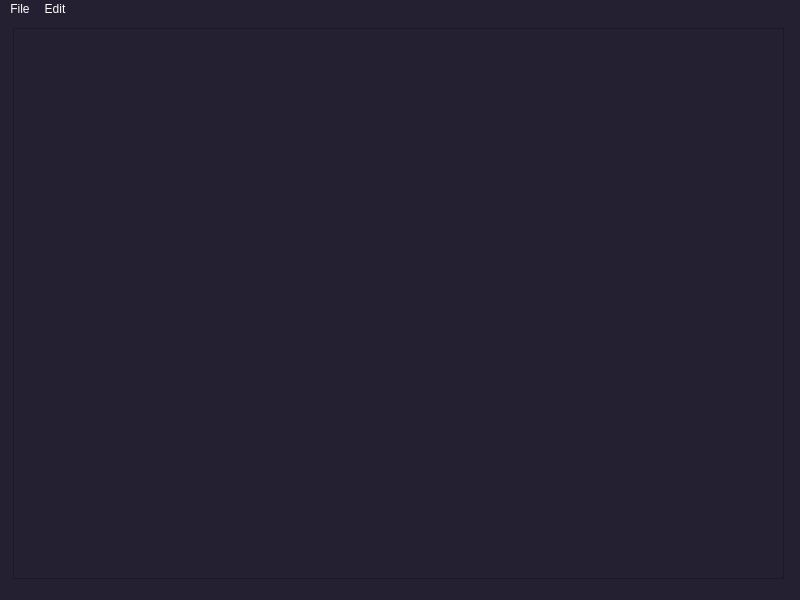
Old version of the form Femto/femto.ui in the repository ArZero-12/Femto.
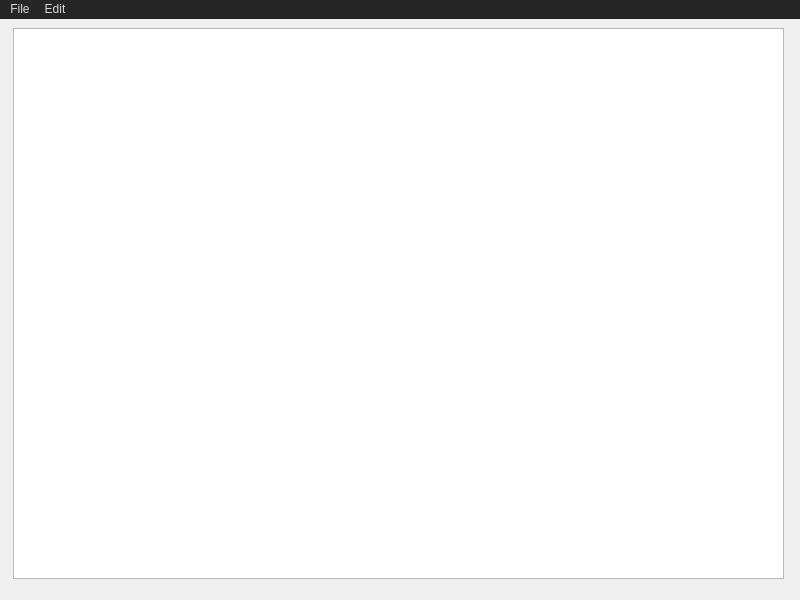
New version of the form. Icons and pictures are not drawn. Custom widgets are drawn as their Qt base class.

Commit message: Fixed menubar colors

```diff
--- a/Femto/femto.ui
+++ b/Femto/femto.ui
@@ -18,11 +18,12 @@
     <normaloff>:/imgs/icon.ico</normaloff>:/imgs/icon.ico</iconset>
   </property>
   <property name="styleSheet">
-   <string notr="true">background-color: rgb(36, 31, 49);
-selection-color: cyan;
-color: rgb(255, 255, 255);</string>
+   <string notr="true"/>
   </property>
   <widget class="QWidget" name="centralwidget">
+   <property name="styleSheet">
+    <string notr="true"/>
+   </property>
    <widget class="CodeEditor" name="textEdit">
     <property name="geometry">
      <rect>
@@ -81,6 +82,451 @@
      <height>21</height>
     </rect>
    </property>
+   <property name="palette">
+    <palette>
+     <active>
+      <colorrole role="WindowText">
+       <brush brushstyle="SolidPattern">
+        <color alpha="255">
+         <red>255</red>
+         <green>255</green>
+         <blue>255</blue>
+        </color>
+       </brush>
+      </colorrole>
+      <colorrole role="Button">
+       <brush brushstyle="SolidPattern">
+        <color alpha="255">
+         <red>36</red>
+         <green>31</green>
+         <blue>49</blue>
+        </color>
+       </brush>
+      </colorrole>
+      <colorrole role="Light">
+       <brush brushstyle="SolidPattern">
+        <color alpha="255">
+         <red>54</red>
+         <green>46</green>
+         <blue>73</blue>
+        </color>
+       </brush>
+      </colorrole>
+      <colorrole role="Midlight">
+       <brush brushstyle="SolidPattern">
+        <color alpha="255">
+         <red>45</red>
+         <green>38</green>
+         <blue>61</blue>
+        </color>
+       </brush>
+      </colorrole>
+      <colorrole role="Dark">
+       <brush brushstyle="SolidPattern">
+        <color alpha="255">
+         <red>18</red>
+         <green>15</green>
+         <blue>24</blue>
+        </color>
+       </brush>
+      </colorrole>
+      <colorrole role="Mid">
+       <brush brushstyle="SolidPattern">
+        <color alpha="255">
+         <red>24</red>
+         <green>21</green>
+         <blue>33</blue>
+        </color>
+       </brush>
+      </colorrole>
+      <colorrole role="Text">
+       <brush brushstyle="SolidPattern">
+        <color alpha="255">
+         <red>255</red>
+         <green>255</green>
+         <blue>255</blue>
+        </color>
+       </brush>
+      </colorrole>
+      <colorrole role="BrightText">
+       <brush brushstyle="SolidPattern">
+        <color alpha="255">
+         <red>255</red>
+         <green>255</green>
+         <blue>255</blue>
+        </color>
+       </brush>
+      </colorrole>
+      <colorrole role="ButtonText">
+       <brush brushstyle="SolidPattern">
+        <color alpha="255">
+         <red>255</red>
+         <green>255</green>
+         <blue>255</blue>
+        </color>
+       </brush>
+      </colorrole>
+      <colorrole role="Base">
+       <brush brushstyle="SolidPattern">
+        <color alpha="255">
+         <red>0</red>
+         <green>0</green>
+         <blue>0</blue>
+        </color>
+       </brush>
+      </colorrole>
+      <colorrole role="Window">
+       <brush brushstyle="SolidPattern">
+        <color alpha="255">
+         <red>36</red>
+         <green>31</green>
+         <blue>49</blue>
+        </color>
+       </brush>
+      </colorrole>
+      <colorrole role="Shadow">
+       <brush brushstyle="SolidPattern">
+        <color alpha="255">
+         <red>0</red>
+         <green>0</green>
+         <blue>0</blue>
+        </color>
+       </brush>
+      </colorrole>
+      <colorrole role="AlternateBase">
+       <brush brushstyle="SolidPattern">
+        <color alpha="255">
+         <red>18</red>
+         <green>15</green>
+         <blue>24</blue>
+        </color>
+       </brush>
+      </colorrole>
+      <colorrole role="ToolTipBase">
+       <brush brushstyle="SolidPattern">
+        <color alpha="255">
+         <red>255</red>
+         <green>255</green>
+         <blue>220</blue>
+        </color>
+       </brush>
+      </colorrole>
+      <colorrole role="ToolTipText">
+       <brush brushstyle="SolidPattern">
+        <color alpha="255">
+         <red>0</red>
+         <green>0</green>
+         <blue>0</blue>
+        </color>
+       </brush>
+      </colorrole>
+      <colorrole role="PlaceholderText">
+       <brush brushstyle="SolidPattern">
+        <color alpha="127">
+         <red>255</red>
+         <green>255</green>
+         <blue>255</blue>
+        </color>
+       </brush>
+      </colorrole>
+     </active>
+     <inactive>
+      <colorrole role="WindowText">
+       <brush brushstyle="SolidPattern">
+        <color alpha="255">
+         <red>218</red>
+         <green>218</green>
+         <blue>218</blue>
+        </color>
+       </brush>
+      </colorrole>
+      <colorrole role="Button">
+       <brush brushstyle="SolidPattern">
+        <color alpha="255">
+         <red>38</red>
+         <green>38</green>
+         <blue>38</blue>
+        </color>
+       </brush>
+      </colorrole>
+      <colorrole role="Light">
+       <brush brushstyle="SolidPattern">
+        <color alpha="255">
+         <red>255</red>
+         <green>255</green>
+         <blue>255</blue>
+        </color>
+       </brush>
+      </colorrole>
+      <colorrole role="Midlight">
+       <brush brushstyle="SolidPattern">
+        <color alpha="255">
+         <red>202</red>
+         <green>202</green>
+         <blue>202</blue>
+        </color>
+       </brush>
+      </colorrole>
+      <colorrole role="Dark">
+       <brush brushstyle="SolidPattern">
+        <color alpha="255">
+         <red>31</red>
+         <green>31</green>
+         <blue>31</blue>
+        </color>
+       </brush>
+      </colorrole>
+      <colorrole role="Mid">
+       <brush brushstyle="SolidPattern">
+        <color alpha="255">
+         <red>175</red>
+         <green>175</green>
+         <blue>175</blue>
+        </color>
+       </brush>
+      </colorrole>
+      <colorrole role="Text">
+       <brush brushstyle="SolidPattern">
+        <color alpha="255">
+         <red>218</red>
+         <green>218</green>
+         <blue>218</blue>
+        </color>
+       </brush>
+      </colorrole>
+      <colorrole role="BrightText">
+       <brush brushstyle="SolidPattern">
+        <color alpha="255">
+         <red>255</red>
+         <green>51</green>
+         <blue>51</blue>
+        </color>
+       </brush>
+      </colorrole>
+      <colorrole role="ButtonText">
+       <brush brushstyle="SolidPattern">
+        <color alpha="255">
+         <red>218</red>
+         <green>218</green>
+         <blue>218</blue>
+        </color>
+       </brush>
+      </colorrole>
+      <colorrole role="Base">
+       <brush brushstyle="SolidPattern">
+        <color alpha="255">
+         <red>38</red>
+         <green>39</green>
+         <blue>40</blue>
+        </color>
+       </brush>
+      </colorrole>
+      <colorrole role="Window">
+       <brush brushstyle="SolidPattern">
+        <color alpha="255">
+         <red>38</red>
+         <green>38</green>
+         <blue>38</blue>
+        </color>
+       </brush>
+      </colorrole>
+      <colorrole role="Shadow">
+       <brush brushstyle="SolidPattern">
+        <color alpha="255">
+         <red>118</red>
+         <green>118</green>
+         <blue>118</blue>
+        </color>
+       </brush>
+      </colorrole>
+      <colorrole role="AlternateBase">
+       <brush brushstyle="SolidPattern">
+        <color alpha="255">
+         <red>38</red>
+         <green>39</green>
+         <blue>40</blue>
+        </color>
+       </brush>
+      </colorrole>
+      <colorrole role="ToolTipBase">
+       <brush brushstyle="SolidPattern">
+        <color alpha="255">
+         <red>17</red>
+         <green>17</green>
+         <blue>17</blue>
+        </color>
+       </brush>
+      </colorrole>
+      <colorrole role="ToolTipText">
+       <brush brushstyle="SolidPattern">
+        <color alpha="255">
+         <red>218</red>
+         <green>218</green>
+         <blue>218</blue>
+        </color>
+       </brush>
+      </colorrole>
+      <colorrole role="PlaceholderText">
+       <brush brushstyle="SolidPattern">
+        <color alpha="255">
+         <red>128</red>
+         <green>128</green>
+         <blue>129</blue>
+        </color>
+       </brush>
+      </colorrole>
+     </inactive>
+     <disabled>
+      <colorrole role="WindowText">
+       <brush brushstyle="SolidPattern">
+        <color alpha="255">
+         <red>18</red>
+         <green>15</green>
+         <blue>24</blue>
+        </color>
+       </brush>
+      </colorrole>
+      <colorrole role="Button">
+       <brush brushstyle="SolidPattern">
+        <color alpha="255">
+         <red>36</red>
+         <green>31</green>
+         <blue>49</blue>
+        </color>
+       </brush>
+      </colorrole>
+      <colorrole role="Light">
+       <brush brushstyle="SolidPattern">
+        <color alpha="255">
+         <red>54</red>
+         <green>46</green>
+         <blue>73</blue>
+        </color>
+       </brush>
+      </colorrole>
+      <colorrole role="Midlight">
+       <brush brushstyle="SolidPattern">
+        <color alpha="255">
+         <red>45</red>
+         <green>38</green>
+         <blue>61</blue>
+        </color>
+       </brush>
+      </colorrole>
+      <colorrole role="Dark">
+       <brush brushstyle="SolidPattern">
+        <color alpha="255">
+         <red>18</red>
+         <green>15</green>
+         <blue>24</blue>
+        </color>
+       </brush>
+      </colorrole>
+      <colorrole role="Mid">
+       <brush brushstyle="SolidPattern">
+        <color alpha="255">
+         <red>24</red>
+         <green>21</green>
+         <blue>33</blue>
+        </color>
+       </brush>
+      </colorrole>
+      <colorrole role="Text">
+       <brush brushstyle="SolidPattern">
+        <color alpha="255">
+         <red>18</red>
+         <green>15</green>
+         <blue>24</blue>
+        </color>
+       </brush>
+      </colorrole>
+      <colorrole role="BrightText">
+       <brush brushstyle="SolidPattern">
+        <color alpha="255">
+         <red>255</red>
+         <green>255</green>
+         <blue>255</blue>
+        </color>
+       </brush>
+      </colorrole>
+      <colorrole role="ButtonText">
+       <brush brushstyle="SolidPattern">
+        <color alpha="255">
+         <red>18</red>
+         <green>15</green>
+         <blue>24</blue>
+        </color>
+       </brush>
+      </colorrole>
+      <colorrole role="Base">
+       <brush brushstyle="SolidPattern">
+        <color alpha="255">
+         <red>36</red>
+         <green>31</green>
+         <blue>49</blue>
+        </color>
+       </brush>
+      </colorrole>
+      <colorrole role="Window">
+       <brush brushstyle="SolidPattern">
+        <color alpha="255">
+         <red>36</red>
+         <green>31</green>
+         <blue>49</blue>
+        </color>
+       </brush>
+      </colorrole>
+      <colorrole role="Shadow">
+       <brush brushstyle="SolidPattern">
+        <color alpha="255">
+         <red>177</red>
+         <green>177</green>
+         <blue>177</blue>
+        </color>
+       </brush>
+      </colorrole>
+      <colorrole role="AlternateBase">
+       <brush brushstyle="SolidPattern">
+        <color alpha="255">
+         <red>38</red>
+         <green>39</green>
+         <blue>40</blue>
+        </color>
+       </brush>
+      </colorrole>
+      <colorrole role="ToolTipBase">
+       <brush brushstyle="SolidPattern">
+        <color alpha="255">
+         <red>17</red>
+         <green>17</green>
+         <blue>17</blue>
+        </color>
+       </brush>
+      </colorrole>
+      <colorrole role="ToolTipText">
+       <brush brushstyle="SolidPattern">
+        <color alpha="255">
+         <red>218</red>
+         <green>218</green>
+         <blue>218</blue>
+        </color>
+       </brush>
+      </colorrole>
+      <colorrole role="PlaceholderText">
+       <brush brushstyle="SolidPattern">
+        <color alpha="255">
+         <red>128</red>
+         <green>128</green>
+         <blue>129</blue>
+        </color>
+       </brush>
+      </colorrole>
+     </disabled>
+    </palette>
+   </property>
+   <property name="autoFillBackground">
+    <bool>true</bool>
+   </property>
    <widget class="QMenu" name="menuFile">
     <property name="title">
      <string>File</string>
```
Left out of the diff: 884 changed lines with no effect on the pictures. The commit also changes 1 other file.
